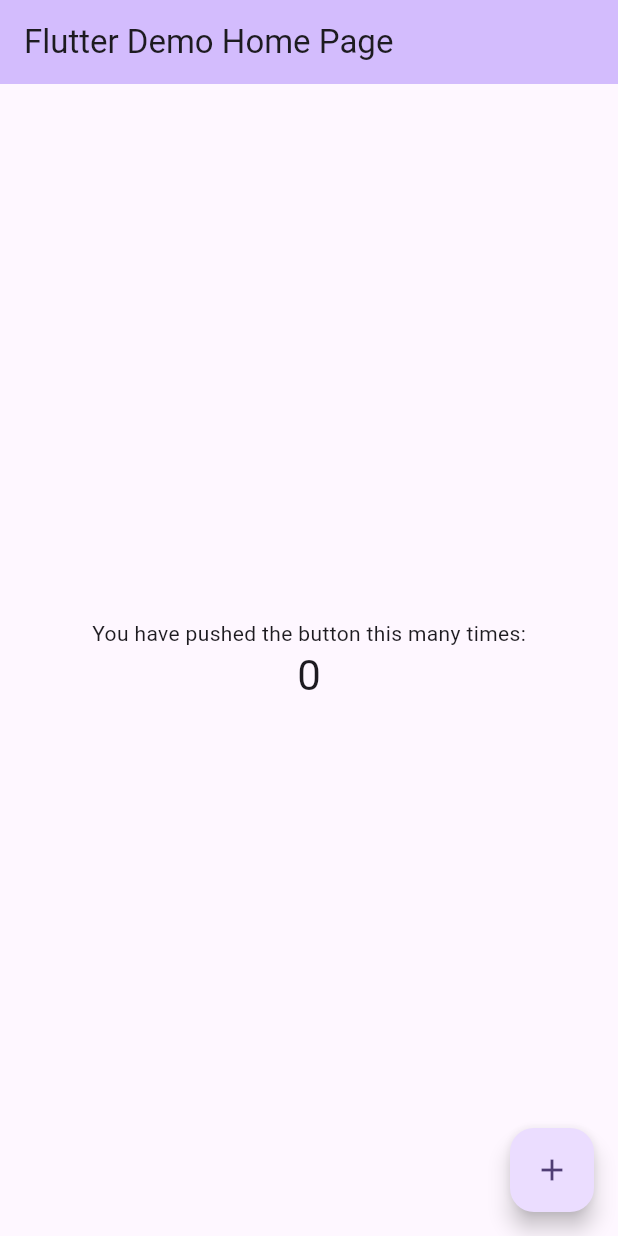
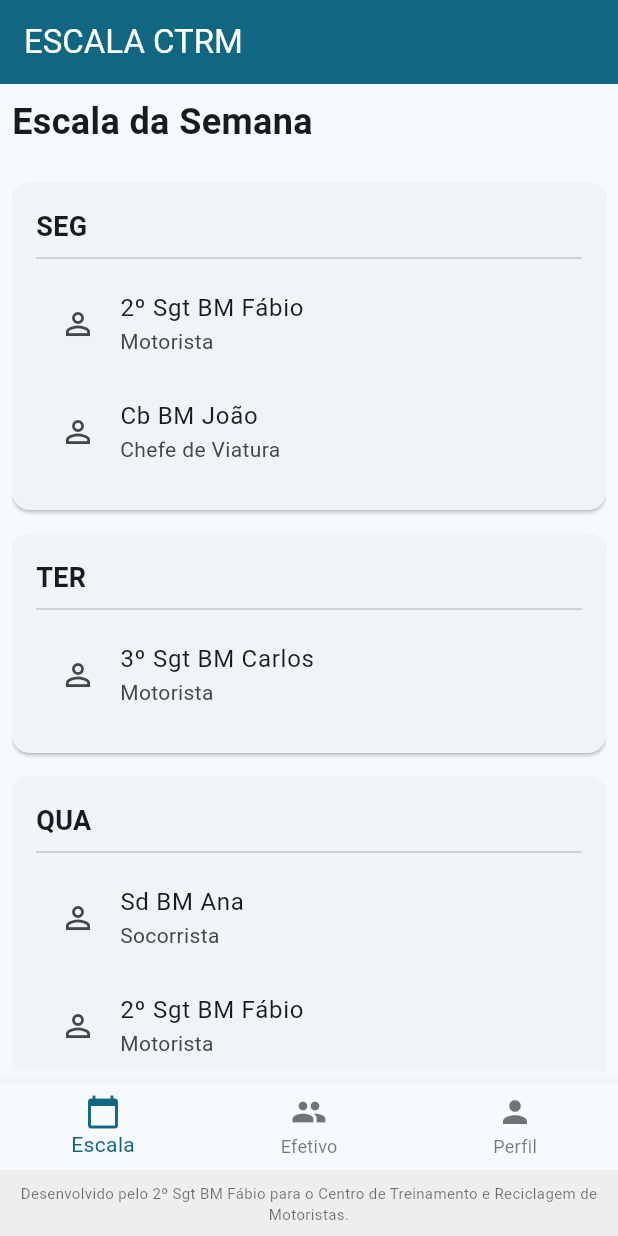
Before and after one commit to could-ai/019958d3-8137-792c-8c22-101d31e651fb, a Flutter app: the screen it shows after launch, on a phone screen of 412 x 824 dp. Run offline on Flutter 3.47's test engine with Material 3 defaults, Android fonts, the phone set to English and light mode, and no system bars.

Commit message:
O nome do projeto foi alterado para `escala_ctrm` e a descrição foi atualizada para "Aplicativo para Escala de Serviço de Expediente", conforme solicitado. Isso estabelece a identidade do aplicativo no projeto.; O arquivo `lib/main.dart` foi completamente reestruturado para criar a base do aplicativo "ESCALA CTRM". A estrutura de contador padrão foi removida e substituída por uma página inicial (`HomePage`) com uma barra de navegação inferior contendo as seções "Escala", "Efetivo" e "Perfil". A tela principal agora exibe uma visualização de calendário semanal de exemplo (`WeeklyScheduleView`) com dados fictícios para demonstrar a aparência da escala. Além disso, o rodapé solicitado com os créditos de desenvolvimento foi adicionado.; O título e a descrição da aplicação web foram atualizados para "ESCALA CTRM" e "Aplicativo para Escala de Serviço de Expediente", respectivamente. Isso garante que a versão web do aplicativo seja exibida com o nome e a descrição corretos no navegador.

```diff
--- a/usr/lib/main.dart
+++ b/usr/lib/main.dart
@@ -7,114 +7,174 @@ void main() {
 class MyApp extends StatelessWidget {
   const MyApp({super.key});
 
-  // This widget is the root of your application.
   @override
   Widget build(BuildContext context) {
     return MaterialApp(
-      title: 'Flutter Demo',
+      title: 'ESCALA CTRM',
       debugShowCheckedModeBanner: false,
       theme: ThemeData(
-        // This is the theme of your application.
-        //
-        // TRY THIS: Try running your application with "flutter run". You'll see
-        // the application has a purple toolbar. Then, without quitting the app,
-        // try changing the seedColor in the colorScheme below to Colors.green
-        // and then invoke "hot reload" (save your changes or press the "hot
-        // reload" button in a Flutter-supported IDE, or press "r" if you used
-        // the command line to start the app).
-        //
-        // Notice that the counter didn't reset back to zero; the application
-        // state is not lost during the reload. To reset the state, use hot
-        // restart instead.
-        //
-        // This works for code too, not just values: Most code changes can be
-        // tested with just a hot reload.
-        colorScheme: ColorScheme.fromSeed(seedColor: Colors.deepPurple),
+        colorScheme: ColorScheme.fromSeed(seedColor: Colors.blueGrey),
+        useMaterial3: true,
       ),
-      home: const MyHomePage(title: 'Flutter Demo Home Page'),
+      home: const HomePage(),
     );
   }
 }
 
-class MyHomePage extends StatefulWidget {
-  const MyHomePage({super.key, required this.title});
-
-  // This widget is the home page of your application. It is stateful, meaning
-  // that it has a State object (defined below) that contains fields that affect
-  // how it looks.
-
-  // This class is the configuration for the state. It holds the values (in this
-  // case the title) provided by the parent (in this case the App widget) and
-  // used by the build method of the State. Fields in a Widget subclass are
-  // always marked "final".
-
-  final String title;
+class HomePage extends StatefulWidget {
+  const HomePage({super.key});
 
   @override
-  State<MyHomePage> createState() => _MyHomePageState();
+  State<HomePage> createState() => _HomePageState();
 }
 
-class _MyHomePageState extends State<MyHomePage> {
-  int _counter = 0;
+class _HomePageState extends State<HomePage> {
+  int _selectedIndex = 0;
 
-  void _incrementCounter() {
+  static const List<Widget> _widgetOptions = <Widget>[
+    WeeklyScheduleView(),
+    Text('Efetivo'),
+    Text('Perfil'),
+  ];
+
+  void _onItemTapped(int index) {
     setState(() {
-      // This call to setState tells the Flutter framework that something has
-      // changed in this State, which causes it to rerun the build method below
-      // so that the display can reflect the updated values. If we changed
-      // _counter without calling setState(), then the build method would not be
-      // called again, and so nothing would appear to happen.
-      _counter++;
+      _selectedIndex = index;
     });
   }
 
   @override
   Widget build(BuildContext context) {
-    // This method is rerun every time setState is called, for instance as done
-    // by the _incrementCounter method above.
-    //
-    // The Flutter framework has been optimized to make rerunning build methods
-    // fast, so that you can just rebuild anything that needs updating rather
-    // than having to individually change instances of widgets.
     return Scaffold(
       appBar: AppBar(
-        // TRY THIS: Try changing the color here to a specific color (to
-        // Colors.amber, perhaps?) and trigger a hot reload to see the AppBar
-        // change color while the other colors stay the same.
-        backgroundColor: Theme.of(context).colorScheme.inversePrimary,
-        // Here we take the value from the MyHomePage object that was created by
-        // the App.build method, and use it to set our appbar title.
-        title: Text(widget.title),
+        title: const Text('ESCALA CTRM'),
+        backgroundColor: Theme.of(context).colorScheme.primary,
+        foregroundColor: Theme.of(context).colorScheme.onPrimary,
       ),
       body: Center(
-        // Center is a layout widget. It takes a single child and positions it
-        // in the middle of the parent.
-        child: Column(
-          // Column is also a layout widget. It takes a list of children and
-          // arranges them vertically. By default, it sizes itself to fit its
-          // children horizontally, and tries to be as tall as its parent.
-          //
-          // Column has various properties to control how it sizes itself and
-          // how it positions its children. Here we use mainAxisAlignment to
-          // center the children vertically; the main axis here is the vertical
-          // axis because Columns are vertical (the cross axis would be
-          // horizontal).
-          //
-          // TRY THIS: Invoke "debug painting" (choose the "Toggle Debug Paint"
-          // action in the IDE, or press "p" in the console), to see the
-          // wireframe for each widget.
-          mainAxisAlignment: MainAxisAlignment.center,
-          children: <Widget>[
-            const Text('You have pushed the button this many times:'),
-            Text('$_counter', style: Theme.of(context).textTheme.headlineMedium),
-          ],
-        ),
+        child: _widgetOptions.elementAt(_selectedIndex),
       ),
-      floatingActionButton: FloatingActionButton(
-        onPressed: _incrementCounter,
-        tooltip: 'Increment',
-        child: const Icon(Icons.add),
-      ), // This trailing comma makes auto-formatting nicer for build methods.
+      bottomNavigationBar: Column(
+        mainAxisSize: MainAxisSize.min,
+        children: [
+          BottomNavigationBar(
+            items: const <BottomNavigationBarItem>[
+              BottomNavigationBarItem(
+                icon: Icon(Icons.calendar_today),
+                label: 'Escala',
+              ),
+              BottomNavigationBarItem(
+                icon: Icon(Icons.people),
+                label: 'Efetivo',
+              ),
+              BottomNavigationBarItem(
+                icon: Icon(Icons.person),
+                label: 'Perfil',
+              ),
+            ],
+            currentIndex: _selectedIndex,
+            selectedItemColor: Theme.of(context).colorScheme.primary,
+            onTap: _onItemTapped,
+          ),
+          Container(
+            padding: const EdgeInsets.all(8.0),
+            color: Colors.grey[200],
+            child: const Center(
+              child: Text(
+                'Desenvolvido pelo 2º Sgt BM Fábio para o Centro de Treinamento e Reciclagem de Motoristas.',
+                textAlign: TextAlign.center,
+                style: TextStyle(fontSize: 10, color: Colors.black54),
+              ),
+            ),
+          ),
+        ],
+      ),
     );
   }
 }
+
+class WeeklyScheduleView extends StatelessWidget {
+  const WeeklyScheduleView({super.key});
+
+  @override
+  Widget build(BuildContext context) {
+    // Lista de dias da semana
+    final daysOfWeek = ['SEG', 'TER', 'QUA', 'QUI', 'SEX', 'SAB', 'DOM'];
+
+    // Dados de exemplo para a escala
+    final schedule = {
+      'SEG': [
+        {'name': '2º Sgt BM Fábio', 'role': 'Motorista'},
+        {'name': 'Cb BM João', 'role': 'Chefe de Viatura'},
+      ],
+      'TER': [
+        {'name': '3º Sgt BM Carlos', 'role': 'Motorista'},
+      ],
+      'QUA': [
+        {'name': 'Sd BM Ana', 'role': 'Socorrista'},
+        {'name': '2º Sgt BM Fábio', 'role': 'Motorista'},
+      ],
+      'QUI': [
+        {'name': 'Cb BM Pedro', 'role': 'Chefe de Viatura'},
+      ],
+      'SEX': [
+        {'name': '1º Ten BM Maria', 'role': 'Oficial de Dia'},
+        {'name': '2º Sgt BM Fábio', 'role': 'Motorista'},
+      ],
+      'SAB': [],
+      'DOM': [],
+    };
+
+    return Padding(
+      padding: const EdgeInsets.all(8.0),
+      child: Column(
+        crossAxisAlignment: CrossAxisAlignment.start,
+        children: [
+          const Text(
+            'Escala da Semana',
+            style: TextStyle(fontSize: 24, fontWeight: FontWeight.bold),
+          ),
+          const SizedBox(height: 16),
+          Expanded(
+            child: ListView.builder(
+              itemCount: daysOfWeek.length,
+              itemBuilder: (context, index) {
+                final day = daysOfWeek[index];
+                final scheduledPersonnel = schedule[day] ?? [];
+                return Card(
+                  margin: const EdgeInsets.symmetric(vertical: 8.0),
+                  child: Padding(
+                    padding: const EdgeInsets.all(16.0),
+                    child: Column(
+                      crossAxisAlignment: CrossAxisAlignment.start,
+                      children: [
+                        Text(
+                          day,
+                          style: const TextStyle(
+                            fontSize: 18,
+                            fontWeight: FontWeight.bold,
+                          ),
+                        ),
+                        const Divider(),
+                        if (scheduledPersonnel.isEmpty)
+                          const Text('Ninguém escalado.')
+                        else
+                          ...scheduledPersonnel.map(
+                            (person) => ListTile(
+                              title: Text(person['name']!),
+                              subtitle: Text(person['role']!),
+                              leading: const Icon(Icons.person_outline),
+                            ),
+                          ),
+                      ],
+                    ),
+                  ),
+                );
+              },
+            ),
+          ),
+        ],
+      ),
+    );
+  }
+}
```
Also changed, not shown: usr/pubspec.yaml (+3 -72 lines), 1 other file.
